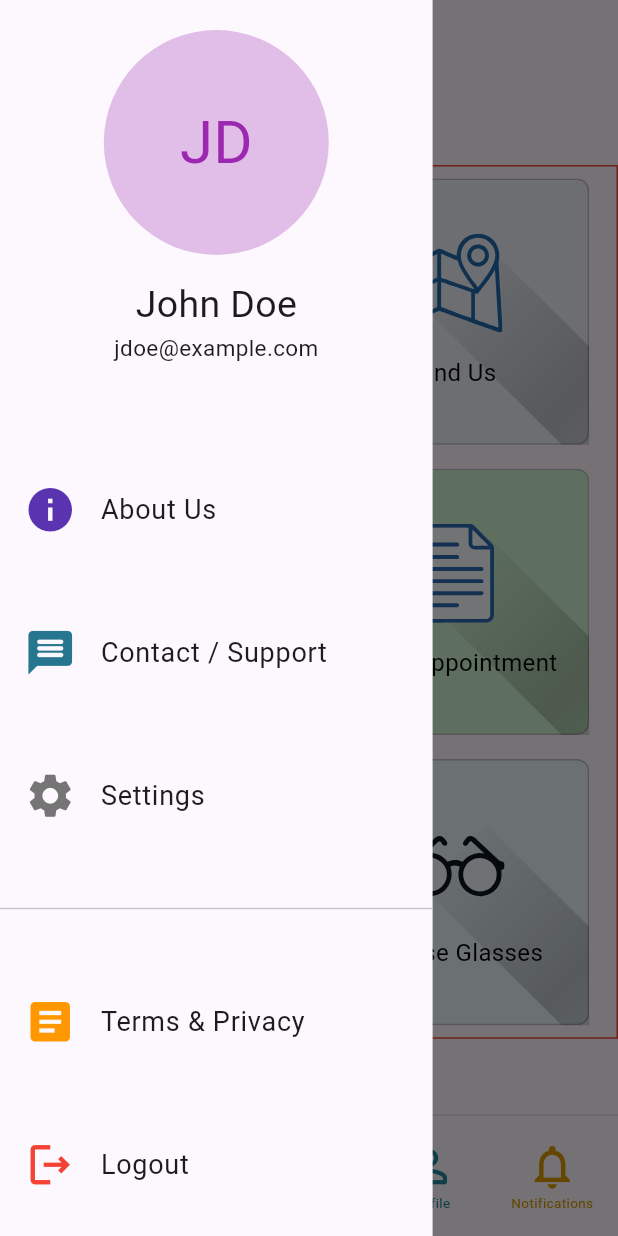
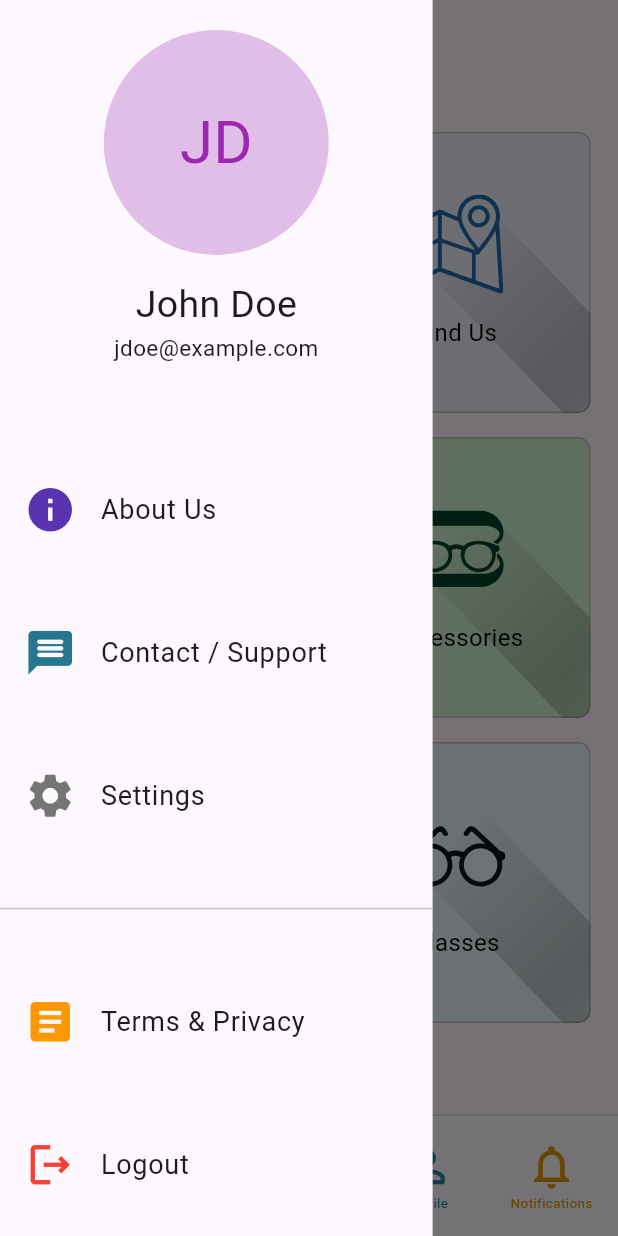
Before and after one commit to abbashashem283/babivision, a Flutter app: the screen it shows after launch, in the side drawer, after a tap on the "menu" icon, on a phone screen of 412 x 824 dp. Run offline on Flutter 3.47's test engine with Material 3 defaults, Android fonts, the phone set to English and light mode, and no system bars; our stand-ins replace dio, flutter_dotenv, flutter_secure_storage, flutter_svg, pin_code_fields.

Commit message:
homepage complete

```diff
--- a/analysis_options.yaml
+++ b/analysis_options.yaml
@@ -7,6 +7,9 @@
 
 # The following line activates a set of recommended lints for Flutter apps,
 # packages, and plugins designed to encourage good coding practices.
+analyzer:
+  errors:
+    curly_braces_in_flow_control_structures: ignore
 include: package:flutter_lints/flutter.yaml
 
 linter:
--- a/lib/Utils/extenstions/ResponsiveContext.dart
+++ b/lib/Utils/extenstions/ResponsiveContext.dart
@@ -25,10 +25,25 @@ extension ResponsiveContext on BuildContext {
         return lg ?? md ?? sm;
       case ScreenSize.md:
         return md ?? sm;
-      case ScreenSize.sm:
       default:
         return sm;
     }
+  }
+
+  T responsiveExplicit<T>(
+    Map<int, T> breakPoints, {
+    required T fallback,
+    bool onWidth = true,
+  }) {
+    final List points = breakPoints.keys.toList();
+    for (final point in points) {
+      if (onWidth) {
+        if (width >= point) return breakPoints[point]!;
+      } else if (height >= point) {
+        return breakPoints[point]!;
+      }
+    }
+    return fallback;
   }
 
   double percentageOfWidth(double percent) {
--- a/lib/views/cards/DiagonalShadow.dart
+++ b/lib/views/cards/DiagonalShadow.dart
@@ -33,6 +33,7 @@ class DiagonalShadow extends StatelessWidget {
     return GestureDetector(
       onTap: onPress,
       child: ClipRRect(
+        borderRadius: BorderRadius.circular(8),
         child: Container(
           decoration: decoration ?? BoxDecoration(color: Colors.blue),
           width: width,
--- a/lib/views/pages/HomePage.dart
+++ b/lib/views/pages/HomePage.dart
@@ -33,18 +33,34 @@ class _HomepageState extends State<Homepage> {
                     child: Padding(
                       padding: const EdgeInsets.all(8.0),
                       child: DiagonalShadow(
-                        shadowSize: (height * .08) * .9,
+                        //shadowSize: (height * .08) * .9,
+                        shadowSize: context.percentageOfHeight(.08) * .9,
                         label: Text(
                           data["label"],
                           style: TextStyle(
                             color: data["color"],
-                            fontSize: context.responsive(sm: 16, md: 26),
+                            fontSize: context.responsive(
+                              sm: 16,
+                              md: context.responsiveExplicit(
+                                {555: 26},
+                                fallback: 9,
+                                onWidth: false,
+                              ),
+                            ),
                           ),
                         ),
                         icon: SvgPicture.asset(
                           data["img_src"],
-                          width: height * 0.08,
-                          height: height * 0.08,
+                          width: context.responsiveExplicit(
+                            {555: context.percentageOfHeight(.08)},
+                            fallback: context.percentageOfHeight(.07),
+                            onWidth: false,
+                          ),
+                          height: context.responsiveExplicit(
+                            {555: context.percentageOfHeight(.08)},
+                            fallback: context.percentageOfHeight(.07),
+                            onWidth: false,
+                          ),
                         ),
                         decoration: BoxDecoration(
                           color: data["backgroundColor"],
@@ -58,6 +74,58 @@ class _HomepageState extends State<Homepage> {
                   ),
                 )
                 .toList(),
+      ),
+    );
+  }
+
+  Widget _buildBottomNavBtn({
+    required Function() onPress,
+    required bool isActive,
+    required Color bgColor,
+    required Color iconColor,
+    required Color textColor,
+    required IconData icon,
+    required String text,
+  }) {
+    return CIconButton(
+      onPress: onPress,
+      width: context.responsive(
+        sm: context.percentageOfHeight(.1).clamp(0, 68),
+        md: context.percentageOfHeight(.12),
+        lg: context.percentageOfWidth(.1),
+      ),
+      height: context.responsive(
+        sm: context.percentageOfHeight(.1).clamp(0, 68),
+        md: context.percentageOfHeight(.12),
+        lg: context.percentageOfWidth(.1),
+      ),
+      padding: EdgeInsets.all(1.5),
+      isActive: isActive,
+      backgroundColor: bgColor,
+      icon: Icon(
+        icon,
+        color: iconColor,
+        size: context.responsive(
+          sm: 35,
+          md: context.percentageOfHeight(.04),
+          lg: context.percentageOfWidth(.04).clamp(0, 40),
+        ),
+      ), //35
+      label: Text(
+        text,
+        style: TextStyle(
+          color: textColor,
+          fontSize: context.responsive(
+            sm: 9,
+            md: context.responsiveExplicit(
+              {1300: 11},
+              fallback: 16,
+              onWidth: false,
+            ),
+            lg: 16,
+          ),
+          //fontSize: context.responsiveExplicit({}, fallback: 9)
+        ),
       ),
     );
   }
@@ -91,7 +159,7 @@ class _HomepageState extends State<Homepage> {
 
     return Scaffold(
       appBar: PreferredSize(
-        preferredSize: Size.fromHeight(110),
+        preferredSize: Size.fromHeight(80),
         child: SafeArea(
           child: AppBar(
             automaticallyImplyLeading: false,
@@ -112,7 +180,11 @@ class _HomepageState extends State<Homepage> {
                           onPressed: () {
                             Scaffold.of(context).openDrawer();
                           },
-                          icon: Icon(Icons.menu, color: Colors.black),
+                          icon: Icon(
+                            Icons.menu,
+                            color: Colors.black,
+                            size: context.percentageOfWidth(.1).clamp(20, 50),
+                          ),
                         );
                       },
                     ),
@@ -122,9 +194,9 @@ class _HomepageState extends State<Homepage> {
                       spacing: 5,
                       mainAxisAlignment: MainAxisAlignment.start,
                       children: [
-                        Image.asset(
-                          'assets/images/babivision-logo.png',
-                          width: 120,
+                        SvgPicture.asset(
+                          'assets/images/babivision-logo.svg',
+                          width: context.percentageOfWidth(.2).clamp(120, 150),
 
                           //height: 75,
                           fit: BoxFit.fill,
@@ -271,8 +343,6 @@ class _HomepageState extends State<Homepage> {
       ),
       body: Align(
         alignment: Alignment.topCenter,
-        child: B(
-          color: "r",
         child: SizedBox(
           width: double.infinity.clamp(50, 800),
           child: FractionallySizedBox(
@@ -308,8 +378,8 @@ class _HomepageState extends State<Homepage> {
                   },
                   {
                     "onPress": null,
-                      "img_src": "assets/icon-images/note.svg",
-                      "label": "Book Appointment",
+                    "img_src": "assets/icon-images/accessories.svg",
+                    "label": "Accessories",
                     "color": Colors.black,
                     "backgroundColor": KColors.orderLenses,
                   },
@@ -318,20 +388,19 @@ class _HomepageState extends State<Homepage> {
                   {
                     "onPress": null,
                     "img_src": "assets/icon-images/lenses.svg",
-                      "label": "Browse Lenses",
+                    "label": "Lenses",
                     "color": Colors.black,
                     "backgroundColor": KColors.findUs,
                   },
                   {
                     "onPress": null,
                     "img_src": "assets/icon-images/glasses.svg",
-                      "label": "Browse Glasses",
+                    "label": "Glasses",
                     "color": Colors.black,
                     "backgroundColor": Color.fromARGB(255, 233, 244, 248),
                   },
                 ]),
               ],
-              ),
             ),
           ),
         ),
@@ -351,43 +420,31 @@ class _HomepageState extends State<Homepage> {
             mainAxisAlignment: MainAxisAlignment.spaceAround,
             crossAxisAlignment: CrossAxisAlignment.center,
             children: [
-              CIconButton(
+              _buildBottomNavBtn(
                 onPress: () {
                   setState(() {
                     _currentIndex = 0;
                   });
                 },
-                width: 63,
-                height: 63,
-                padding: EdgeInsets.all(1.5),
+                icon: Icons.home,
                 isActive: homeActive,
-                backgroundColor: homeBgColor,
-                icon: Icon(Icons.home, color: homeIconColor, size: 35),
-                label: Text(
-                  "Home",
-                  style: TextStyle(color: homeIconColor, fontSize: 9),
+                bgColor: homeBgColor,
+                iconColor: homeIconColor,
+                textColor: homeIconColor,
+                text: "Home",
               ),
-              ),
-              CIconButton(
+              _buildBottomNavBtn(
                 onPress: () {
                   setState(() {
                     _currentIndex = 1;
                   });
                 },
-                width: 63,
-                height: 63,
-                padding: EdgeInsets.all(1.5),
+                icon: Icons.format_list_bulleted,
                 isActive: servicesActive,
-                backgroundColor: servicesBgColor,
-                icon: Icon(
-                  Icons.format_list_bulleted,
-                  color: servicesIconColor,
-                  size: 35,
-                ),
-                label: Text(
-                  "Services",
-                  style: TextStyle(color: servicesIconColor, fontSize: 9),
-                ),
+                bgColor: servicesBgColor,
+                iconColor: servicesIconColor,
+                textColor: servicesIconColor,
+                text: "Services",
               ),
               SizedBox(
                 width: 60,
@@ -406,47 +463,31 @@ class _HomepageState extends State<Homepage> {
                   ),
                 ),
               ),
-              CIconButton(
+              _buildBottomNavBtn(
                 onPress: () {
                   setState(() {
                     _currentIndex = 2;
                   });
                 },
-                width: 63,
-                height: 63,
-                padding: EdgeInsets.all(1.5),
                 isActive: profileActive,
-                backgroundColor: profileBgColor,
-                icon: Icon(
-                  Icons.person_outline_rounded,
-                  color: profileIconColor,
-                  size: 35,
+                bgColor: profileBgColor,
+                iconColor: profileIconColor,
+                textColor: profileIconColor,
+                icon: Icons.person_outline_rounded,
+                text: "Profile",
               ),
-                label: Text(
-                  "Profile",
-                  style: TextStyle(color: profileIconColor, fontSize: 9),
-                ),
-              ),
-              CIconButton(
+              _buildBottomNavBtn(
                 onPress: () {
                   setState(() {
                     _currentIndex = 3;
                   });
                 },
-                width: 63,
-                height: 63,
-                padding: EdgeInsets.all(1.5),
                 isActive: notificationsActive,
-                backgroundColor: notificationsBgColor,
-                icon: Icon(
-                  Icons.notifications_none,
-                  color: notificationsIconColor,
-                  size: 35,
-                ),
-                label: Text(
-                  "Notifications",
-                  style: TextStyle(color: notificationsIconColor, fontSize: 9),
-                ),
+                bgColor: notificationsBgColor,
+                iconColor: notificationsIconColor,
+                textColor: notificationsIconColor,
+                icon: Icons.notifications_none,
+                text: "Notifications",
               ),
             ],
           ),
```
Also changed, not shown: assets/icon-images/accessories.svg (added), assets/images/babivision-logo.svg (added). Lines whose indentation alone changed are shown as unchanged.
